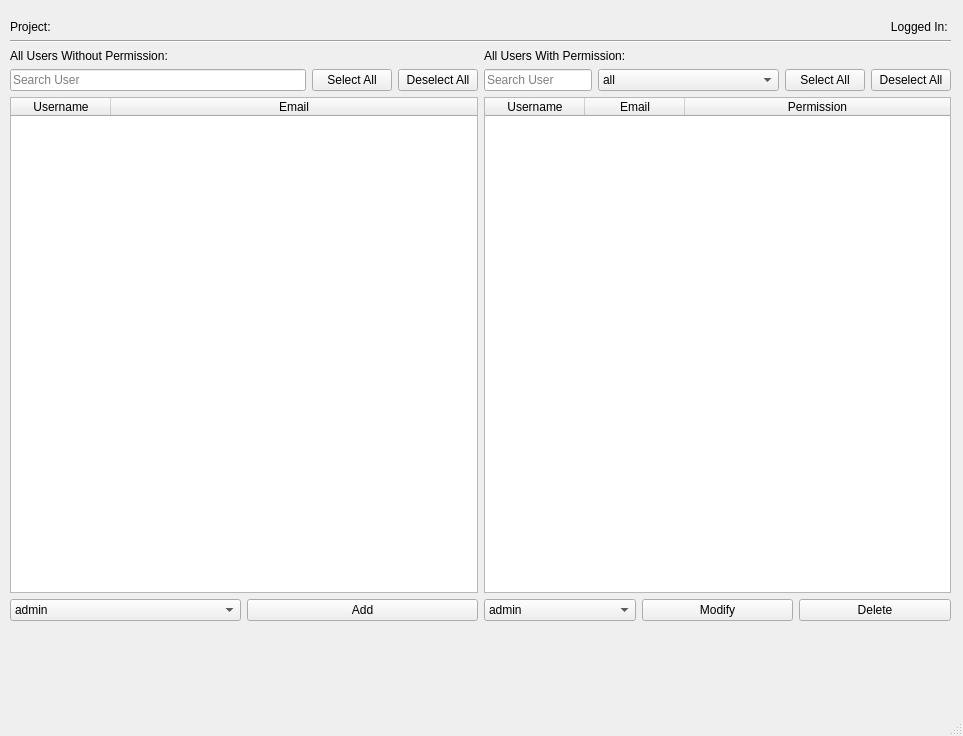
First picture: the form in mslib/msui/ui/ui_mscolab_admin_window.ui, repository Open-MSS/MSS, before the edit.
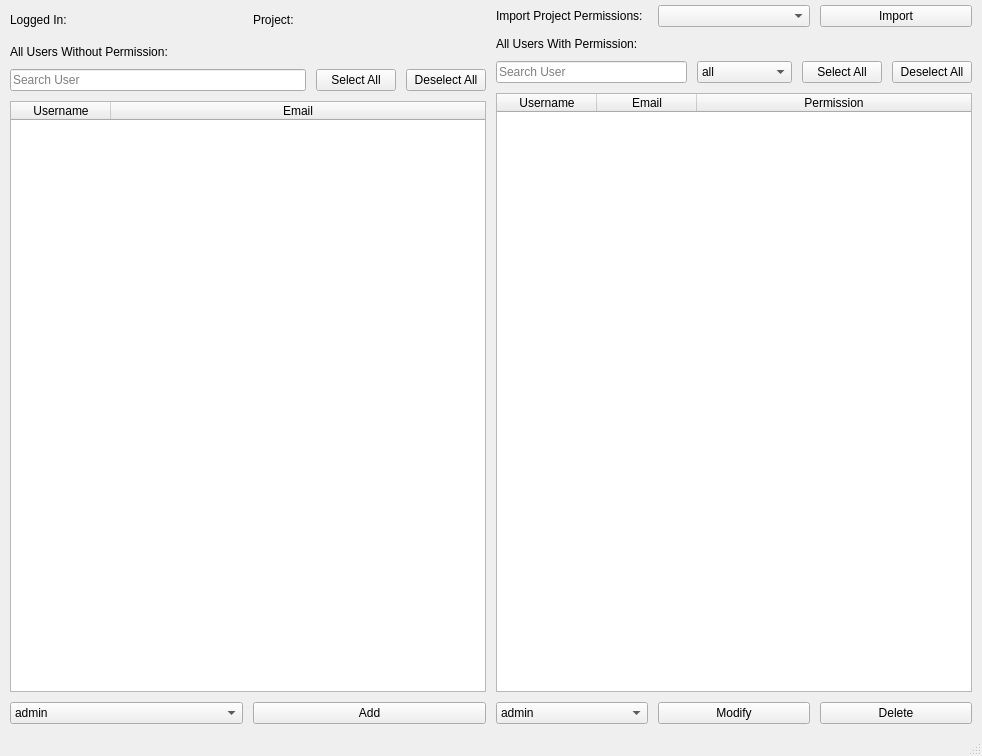
Second picture: the form after the edit.

Commit message: added project permissions import feature in mscolab admin window

The edit to the form file:
```diff
--- a/mslib/msui/ui/ui_mscolab_admin_window.ui
+++ b/mslib/msui/ui/ui_mscolab_admin_window.ui
@@ -6,29 +6,20 @@
    <rect>
     <x>0</x>
     <y>0</y>
-    <width>963</width>
-    <height>736</height>
+    <width>982</width>
+    <height>756</height>
    </rect>
   </property>
   <property name="windowTitle">
    <string>Admin Window</string>
   </property>
   <widget class="QWidget" name="centralwidget">
-   <widget class="QWidget" name="layoutWidget">
-    <property name="geometry">
-     <rect>
-      <x>0</x>
-      <y>10</y>
-      <width>961</width>
-      <height>621</height>
-     </rect>
-    </property>
-    <layout class="QVBoxLayout" name="verticalLayout_3">
+   <layout class="QGridLayout" name="gridLayout">
      <property name="leftMargin">
       <number>10</number>
      </property>
      <property name="topMargin">
-      <number>10</number>
+     <number>5</number>
      </property>
      <property name="rightMargin">
       <number>10</number>
@@ -36,41 +27,49 @@
      <property name="bottomMargin">
       <number>10</number>
      </property>
-     <item>
-      <layout class="QHBoxLayout" name="horizontalLayout">
-       <property name="spacing">
-        <number>2</number>
-       </property>
-       <item>
-        <widget class="QLabel" name="projectNameLabel">
-         <property name="text">
-          <string>Project: </string>
-         </property>
-        </widget>
-       </item>
-       <item>
-        <widget class="QLabel" name="usernameLabel">
-         <property name="text">
-          <string>Logged In: </string>
-         </property>
-         <property name="alignment">
-          <set>Qt::AlignRight|Qt::AlignTrailing|Qt::AlignVCenter</set>
-         </property>
-        </widget>
-       </item>
-      </layout>
-     </item>
-     <item>
-      <widget class="Line" name="line">
-       <property name="orientation">
-        <enum>Qt::Horizontal</enum>
-       </property>
-      </widget>
-     </item>
-     <item>
+    <item row="0" column="0">
       <layout class="QHBoxLayout" name="horizontalLayout_6">
+      <property name="spacing">
+       <number>10</number>
+      </property>
+      <property name="leftMargin">
+       <number>0</number>
+      </property>
        <item>
         <layout class="QVBoxLayout" name="verticalLayout">
+        <item>
+         <layout class="QHBoxLayout" name="horizontalLayout_7" stretch="0,0">
+          <property name="spacing">
+           <number>-1</number>
+          </property>
+          <property name="sizeConstraint">
+           <enum>QLayout::SetDefaultConstraint</enum>
+          </property>
+          <property name="leftMargin">
+           <number>0</number>
+          </property>
+          <property name="topMargin">
+           <number>8</number>
+          </property>
+          <property name="bottomMargin">
+           <number>8</number>
+          </property>
+          <item>
+           <widget class="QLabel" name="usernameLabel">
+            <property name="text">
+             <string>Logged In: </string>
+            </property>
+           </widget>
+          </item>
+          <item>
+           <widget class="QLabel" name="projectNameLabel">
+            <property name="text">
+             <string>Project: </string>
+            </property>
+           </widget>
+          </item>
+         </layout>
+        </item>
          <item>
           <widget class="QLabel" name="label">
            <property name="text">
@@ -80,6 +79,9 @@
          </item>
          <item>
           <layout class="QHBoxLayout" name="horizontalLayout_2">
+          <property name="spacing">
+           <number>10</number>
+          </property>
            <item>
             <widget class="QLineEdit" name="addUsersSearch">
              <property name="placeholderText">
@@ -134,6 +136,9 @@
          </item>
          <item>
           <layout class="QHBoxLayout" name="horizontalLayout_3">
+          <property name="spacing">
+           <number>10</number>
+          </property>
            <item>
             <widget class="QComboBox" name="addUsersPermission">
              <item>
@@ -165,10 +170,34 @@
         </layout>
        </item>
        <item>
-        <layout class="QVBoxLayout" name="verticalLayout_2" stretch="0,0,0,0">
+       <layout class="QVBoxLayout" name="verticalLayout_2" stretch="0,0,0,0,0">
          <property name="spacing">
           <number>-1</number>
          </property>
+        <item>
+         <layout class="QHBoxLayout" name="horizontalLayout_8">
+          <property name="spacing">
+           <number>10</number>
+          </property>
+          <item>
+           <widget class="QLabel" name="label_3">
+            <property name="text">
+             <string>Import Project Permissions:</string>
+            </property>
+           </widget>
+          </item>
+          <item>
+           <widget class="QComboBox" name="importPermissionsCB"/>
+          </item>
+          <item>
+           <widget class="QPushButton" name="importPermissionsBtn">
+            <property name="text">
+             <string>Import</string>
+            </property>
+           </widget>
+          </item>
+         </layout>
+        </item>
          <item>
           <widget class="QLabel" name="label_2">
            <property name="text">
@@ -177,11 +206,14 @@
           </widget>
          </item>
          <item>
-          <layout class="QHBoxLayout" name="horizontalLayout_4" stretch="0,0,0,0">
+         <layout class="QHBoxLayout" name="horizontalLayout_4" stretch="3,1,0,0">
+          <property name="spacing">
+           <number>10</number>
+          </property>
            <item>
             <widget class="QLineEdit" name="modifyUsersSearch">
              <property name="sizePolicy">
-              <sizepolicy hsizetype="Minimum" vsizetype="Fixed">
+             <sizepolicy hsizetype="Preferred" vsizetype="Fixed">
                <horstretch>0</horstretch>
                <verstretch>0</verstretch>
               </sizepolicy>
@@ -194,7 +226,7 @@
            <item>
             <widget class="QComboBox" name="modifyUsersPermissionFilter">
              <property name="sizePolicy">
-              <sizepolicy hsizetype="MinimumExpanding" vsizetype="Fixed">
+             <sizepolicy hsizetype="Minimum" vsizetype="Fixed">
                <horstretch>0</horstretch>
                <verstretch>0</verstretch>
               </sizepolicy>
@@ -273,6 +305,9 @@
          </item>
          <item>
           <layout class="QHBoxLayout" name="horizontalLayout_5">
+          <property name="spacing">
+           <number>10</number>
+          </property>
            <item>
             <widget class="QComboBox" name="modifyUsersPermission">
              <item>
@@ -313,7 +348,6 @@
       </layout>
      </item>
     </layout>
-   </widget>
   </widget>
   <widget class="QStatusBar" name="statusbar"/>
  </widget>
```
Lines whose indentation alone changed are shown as unchanged. The commit also changes 5 other files.
